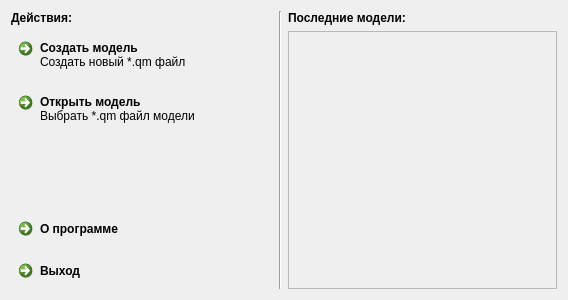
Old version of the form interface/homewidget.ui in the repository alekseyl1992/qmb.
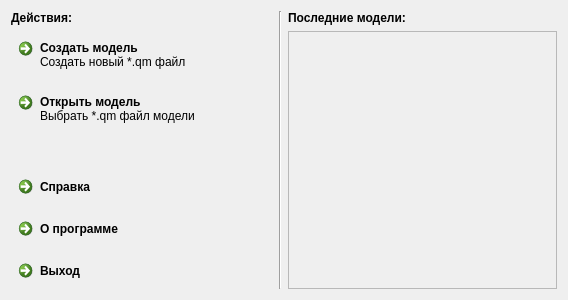
New version of the form.

Commit message: Добавил AboutDialog. Добавил кнопку и пункт меню Справка.

```diff
--- a/interface/homewidget.ui
+++ b/interface/homewidget.ui
@@ -98,6 +98,13 @@
          </property>
         </spacer>
        </item>
+       <item>
+        <widget class="QCommandLinkButton" name="helpButton">
+         <property name="text">
+          <string>Справка</string>
+         </property>
+        </widget>
+       </item>
        <item>
         <widget class="QCommandLinkButton" name="aboutButton">
          <property name="text">
```
The commit also changes 10 other files.
